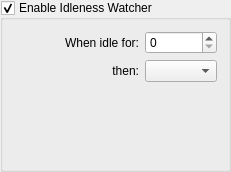
Before: the Qt Designer form config/idlenesswatchersettings.ui in lxqt/lxqt-powermanagement, drawn with Qt 5.
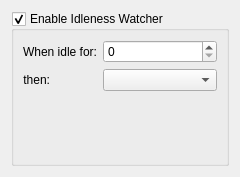
After: the same form once the commit is applied.

```diff
--- a/config/idlenesswatchersettings.ui
+++ b/config/idlenesswatchersettings.ui
@@ -1,25 +1,28 @@
 <?xml version="1.0" encoding="UTF-8"?>
 <ui version="4.0">
  <class>IdlenessWatcherSettings</class>
- <widget class="QGroupBox" name="IdlenessWatcherSettings">
+ <widget class="QWidget" name="IdlenessWatcherSettings">
   <property name="geometry">
    <rect>
     <x>0</x>
     <y>0</y>
-    <width>231</width>
-    <height>172</height>
+    <width>240</width>
+    <height>177</height>
    </rect>
   </property>
   <property name="windowTitle">
    <string>GroupBox</string>
   </property>
+  <layout class="QVBoxLayout" name="verticalLayout">
+   <item>
+    <widget class="QGroupBox" name="groupBox">
   <property name="title">
    <string>Enable Idleness Watcher</string>
   </property>
   <property name="checkable">
    <bool>true</bool>
   </property>
-  <layout class="QGridLayout" name="gridLayout">
+     <layout class="QFormLayout" name="formLayout">
    <item row="0" column="0">
     <widget class="QLabel" name="idleTimeLabel">
      <property name="sizePolicy">
@@ -58,18 +61,8 @@
    <item row="1" column="1">
     <widget class="QComboBox" name="idleActionComboBox"/>
    </item>
-   <item row="2" column="0">
-    <spacer name="verticalSpacer">
-     <property name="orientation">
-      <enum>Qt::Vertical</enum>
-     </property>
-     <property name="sizeHint" stdset="0">
-      <size>
-       <width>20</width>
-       <height>40</height>
-      </size>
-     </property>
-    </spacer>
+     </layout>
+    </widget>
    </item>
   </layout>
  </widget>
```
Left out of the diff: 2 changed lines with no effect on the pictures. Lines whose indentation alone changed are shown as unchanged.
